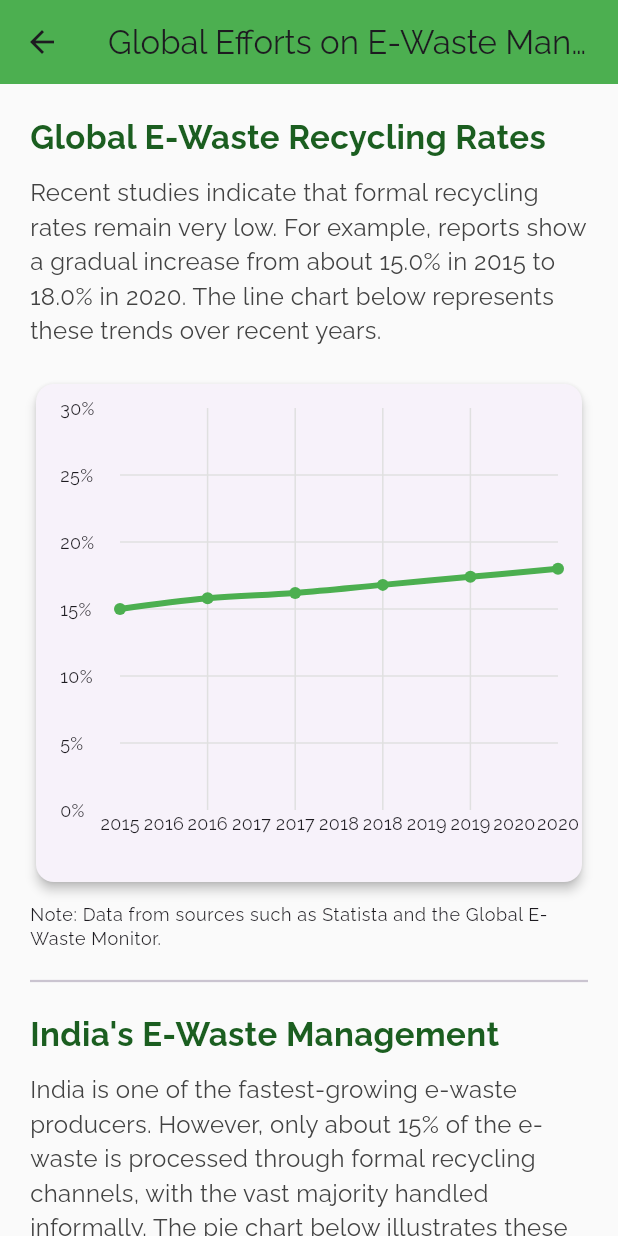
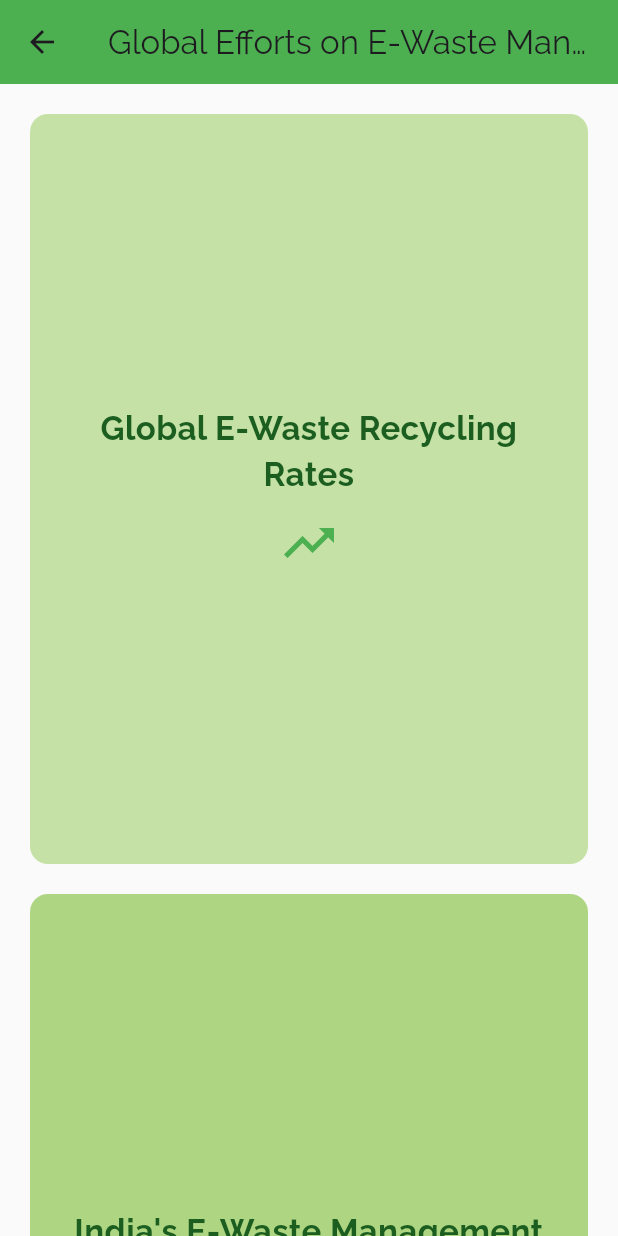
Before and after one commit to swadha112/e_waste, a Flutter app: the GlobalEffortsPage screen opened directly, on a phone screen of 412 x 824 dp. Run offline on Flutter 3.47's test engine with Material 3 defaults, Android fonts, the phone set to English and light mode, and no system bars; drawn by our look-alikes of fl_chart, flip_card; our stand-ins replace flutter_dotenv, google_fonts, google_maps_flutter, image_picker, lottie, permission_handler and 2 more.

Commit message:
global efforts ui

```diff
--- a/lib/global_efforts.dart
+++ b/lib/global_efforts.dart
@@ -1,13 +1,12 @@
 import 'package:flutter/material.dart';
 import 'package:fl_chart/fl_chart.dart';
+import 'package:flip_card/flip_card.dart';
 
 class GlobalEffortsPage extends StatelessWidget {
   const GlobalEffortsPage({Key? key}) : super(key: key);
 
   @override
   Widget build(BuildContext context) {
-    // Use the current theme's text style for consistency.
-    final textTheme = Theme.of(context).textTheme;
     return Scaffold(
       appBar: AppBar(
         title: Text('Global Efforts on E-Waste Management'),
@@ -15,21 +14,23 @@ class GlobalEffortsPage extends StatelessWidget {
       ),
       backgroundColor: Colors.grey[50],
       body: SingleChildScrollView(
-        padding: EdgeInsets.all(20.0),
+        padding: EdgeInsets.all(20),
         child: Column(
-          crossAxisAlignment: CrossAxisAlignment.start,
           children: [
-            _buildSectionTitle('Global E-Waste Recycling Rates'),
-            SizedBox(height: 10),
-            _buildSectionDescription(
-              'Recent studies indicate that formal recycling rates remain very low. For example, reports show a gradual increase from about 15.0% in 2015 to 18.0% in 2020. The line chart below represents these trends over recent years.',
-            ),
+            // Section 1: Global E-Waste Recycling Rates with chart as additional content
+            FlippableSectionCard(
+              title: 'Global E-Waste Recycling Rates',
+              description:
+              'Recent studies indicate that formal recycling rates remain very low. Reports show a gradual increase from about 15.0% in 2015 to 18.0% in 2020.',
+              icon: Icons.trending_up,
+              backgroundColor: Colors.lightGreen.shade200,
+              additionalContent: Column(
+                children: [
                   SizedBox(height: 20),
                   Card(
                     elevation: 3,
                     shape: RoundedRectangleBorder(
-                borderRadius: BorderRadius.circular(12),
-              ),
+                        borderRadius: BorderRadius.circular(12)),
                     child: Padding(
                       padding: const EdgeInsets.all(16.0),
                       child: SizedBox(
@@ -40,21 +41,28 @@ class GlobalEffortsPage extends StatelessWidget {
                   ),
                   SizedBox(height: 10),
                   Text(
-              'Note: Data from sources such as Statista and the Global E-Waste Monitor.',
+                    'Data from Statista and Global E-Waste Monitor.',
                     style: Theme.of(context).textTheme.bodySmall,
+                    textAlign: TextAlign.center,
                   ),
-            Divider(height: 40, thickness: 1.5),
-            _buildSectionTitle("India's E-Waste Management"),
-            SizedBox(height: 10),
-            _buildSectionDescription(
-              'India is one of the fastest-growing e-waste producers. However, only about 15% of the e-waste is processed through formal recycling channels, with the vast majority handled informally. The pie chart below illustrates these figures.',
+                ],
               ),
+            ),
+            SizedBox(height: 20),
+            // Section 2: India's E-Waste Management with chart as additional content
+            FlippableSectionCard(
+              title: "India's E-Waste Management",
+              description:
+              'India is one of the fastest-growing e-waste producers. Only about 15% of the e-waste is processed through formal recycling channels, while the vast majority is handled informally.',
+              icon: Icons.flag,
+              backgroundColor: Colors.lightGreen[300]!,
+              additionalContent: Column(
+                children: [
                   SizedBox(height: 20),
                   Card(
                     elevation: 3,
                     shape: RoundedRectangleBorder(
-                borderRadius: BorderRadius.circular(12),
-              ),
+                        borderRadius: BorderRadius.circular(12)),
                     child: Padding(
                       padding: const EdgeInsets.all(16.0),
                       child: SizedBox(
@@ -64,52 +72,160 @@ class GlobalEffortsPage extends StatelessWidget {
                     ),
                   ),
                   SizedBox(height: 10),
-            _buildSectionDescription(
-              'India’s formal recycling sector is small but growing. Informal recycling, while providing livelihoods, often lacks environmental and safety controls.',
+                  Text(
+                    'Informal recycling dominates in India.',
+                    style: Theme.of(context).textTheme.bodySmall,
+                    textAlign: TextAlign.center,
                   ),
-            Divider(height: 40, thickness: 1.5),
-            _buildSectionTitle('How India Manages E-Waste'),
-            SizedBox(height: 10),
-            _buildSectionDescription(
-              'India employs a mix of methods, including formal recycling plants, Extended Producer Responsibility (EPR), awareness campaigns, and public-private partnerships. These efforts aim to reduce the environmental impact of e-waste while promoting safer recycling practices.',
+                ],
               ),
-            Divider(height: 40, thickness: 1.5),
-            _buildSectionTitle('What Governments Can Do'),
-            SizedBox(height: 10),
-            _buildSectionDescription(
-              '• Stricter Enforcement: Implement and enforce existing e-waste regulations with robust penalties for non-compliance.\n'
-              '• Infrastructure Investment: Increase formal recycling centers and collection points, especially in underserved areas.\n'
-              '• Public Awareness: Launch campaigns to educate consumers on the benefits of proper e-waste disposal and recycling.\n'
-              '• Incentives for Manufacturers: Promote eco-design and product take-back programs through subsidies and tax incentives.',
             ),
-            Divider(height: 40, thickness: 1.5),
-            _buildSectionTitle('Conclusion'),
-            SizedBox(height: 10),
-            _buildSectionDescription(
-              'Global e-waste recycling remains a significant challenge. Enhanced collaboration among governments, industries, and consumers is essential to drive improvements in recycling rates and develop a sustainable circular economy for electronics.',
+            SizedBox(height: 20),
+            // Section 3: How India Manages E-Waste (no extra details)
+            FlippableSectionCard(
+              title: 'How India Manages E-Waste',
+              description:
+              'India employs a mix of methods including formal recycling plants, Extended Producer Responsibility (EPR), awareness campaigns, and public-private partnerships to reduce the environmental impact of e-waste.',
+              icon: Icons.settings,
+              backgroundColor: Colors.lightGreen.shade200,
             ),
-            SizedBox(height: 30),
+            SizedBox(height: 20),
+            // Section 4: What Governments Can Do (no extra details)
+            FlippableSectionCard(
+              title: 'What Governments Can Do',
+              description:
+              '• Stricter Enforcement: Implement and enforce e-waste regulations with robust penalties for non-compliance.\n'
+                  '• Infrastructure Investment: Increase formal recycling centers and collection points.\n'
+                  '• Public Awareness: Educate consumers on proper e-waste disposal and recycling.\n'
+                  '• Incentives for Manufacturers: Promote eco-design and product take-back programs.',
+              icon: Icons.gavel,
+              backgroundColor: Colors.lightGreen[300]!,
+            ),
+            SizedBox(height: 20),
+            // Section 5: Conclusion (no extra details)
+            FlippableSectionCard(
+              title: 'Conclusion',
+              description:
+              'Global e-waste recycling remains a significant challenge. Enhanced collaboration among governments, industries, and consumers is essential for a sustainable circular economy.',
+              icon: Icons.check_circle,
+              backgroundColor: Colors.lightGreen.shade200,
+            ),
           ],
         ),
       ),
     );
   }
+}
 
-  Widget _buildSectionTitle(String title) {
-    return Text(
+class FlippableSectionCard extends StatelessWidget {
+  final String title;
+  final String description;
+  final IconData icon;
+  final Color backgroundColor;
+  final Widget? additionalContent;
+
+  const FlippableSectionCard({
+    Key? key,
+    required this.title,
+    required this.description,
+    required this.icon,
+    required this.backgroundColor,
+    this.additionalContent,
+  }) : super(key: key);
+
+  @override
+  Widget build(BuildContext context) {
+    // Wrap the flip card in a fixed-size container.
+    return SizedBox(
+      height: 500, // fixed height for uniformity
+      child: FlipCard(
+        direction: FlipDirection.HORIZONTAL,
+        front: Container(
+          padding: EdgeInsets.all(16),
+          decoration: BoxDecoration(
+            color: backgroundColor,
+            borderRadius: BorderRadius.circular(12),
+          ),
+          child: Center(
+            child: Column(
+              mainAxisAlignment: MainAxisAlignment.center,
+              children: [
+                Text(
                   title,
                   style: TextStyle(
                     fontSize: 22,
                     fontWeight: FontWeight.bold,
                     color: Colors.green[900],
                   ),
-    );
-  }
-
-  Widget _buildSectionDescription(String description) {
-    return Text(
+                  textAlign: TextAlign.center,
+                ),
+                SizedBox(height: 10),
+                Icon(
+                  icon,
+                  size: 40,
+                  color: Colors.green,
+                ),
+              ],
+            ),
+          ),
+        ),
+        back: Container(
+          padding: EdgeInsets.all(16),
+          decoration: BoxDecoration(
+            color: backgroundColor,
+            borderRadius: BorderRadius.circular(12),
+          ),
+          // If additionalContent is provided, show a tabbed view.
+          child: additionalContent != null
+              ? DefaultTabController(
+            length: 2,
+            child: Column(
+              children: [
+                TabBar(
+                  indicatorColor: Colors.green,
+                  labelColor: Colors.green[900],
+                  unselectedLabelColor: Colors.grey,
+                  tabs: [
+                    Tab(text: "Overview"),
+                    Tab(text: "Details"),
+                  ],
+                ),
+                Expanded(
+                  child: TabBarView(
+                    children: [
+                      SingleChildScrollView(
+                        padding: EdgeInsets.all(25),
+                        child: Text(
                           description,
-      style: TextStyle(fontSize: 16, color: Colors.grey[800]),
+                          style: TextStyle(
+                            fontSize: 20,
+                            color: Colors.black,
+                          ),
+                          textAlign: TextAlign.center,
+                        ),
+                      ),
+                      SingleChildScrollView(
+                        padding: EdgeInsets.all(25),
+                        child: additionalContent,
+                      ),
+                    ],
+                  ),
+                ),
+              ],
+            ),
+          )
+              : SingleChildScrollView(
+            child: Text(
+              description,
+              style: TextStyle(
+                fontSize: 20,
+                color: Colors.black,
+              ),
+              textAlign: TextAlign.center,
+            ),
+          ),
+        ),
+      ),
     );
   }
 }
@@ -121,13 +237,9 @@ class RecyclingRatesChart extends StatelessWidget {
 
   @override
   Widget build(BuildContext context) {
-    // Create data points for the line chart.
     final spots = List.generate(
       recyclingRates.length,
-      (index) => FlSpot(
-        years[index].toDouble(),
-        recyclingRates[index],
-      ),
+          (index) => FlSpot(years[index].toDouble(), recyclingRates[index]),
     );
 
     return LineChart(
@@ -150,22 +262,20 @@ class RecyclingRatesChart extends StatelessWidget {
             sideTitles: SideTitles(
               reservedSize: 40,
               showTitles: true,
-              getTitlesWidget: (value, meta) {
-                return Text('${value.toStringAsFixed(0)}%',
-                    style: TextStyle(fontSize: 12));
-              },
+              getTitlesWidget: (value, meta) => Text(
+                '${value.toStringAsFixed(0)}%',
+                style: TextStyle(fontSize: 12),
+              ),
             ),
           ),
           bottomTitles: AxisTitles(
             sideTitles: SideTitles(
               reservedSize: 32,
               showTitles: true,
-              getTitlesWidget: (value, meta) {
-                return Text(
+              getTitlesWidget: (value, meta) => Text(
                 value.toStringAsFixed(0),
                 style: TextStyle(fontSize: 12),
-                );
-              },
+              ),
             ),
           ),
           topTitles: AxisTitles(),
@@ -193,25 +303,30 @@ class RecyclingRatesChart extends StatelessWidget {
 class IndiaRecyclingChart extends StatelessWidget {
   @override
   Widget build(BuildContext context) {
-    // Pie chart representing that formal recycling accounts for 15% and informal/other for 85%.
     return PieChart(
       PieChartData(
         sections: [
           PieChartSectionData(
             value: 15,
             title: "Formal (15%)",
-            color: Colors.blue,
+            color: Colors.brown,
             radius: 80,
             titleStyle: TextStyle(
-                color: Colors.white, fontWeight: FontWeight.bold, fontSize: 14),
+              color: Colors.black,
+              fontWeight: FontWeight.bold,
+              fontSize: 14,
+            ),
           ),
           PieChartSectionData(
             value: 85,
             title: "Informal/Other (85%)",
-            color: Colors.grey,
+            color: Colors.lightGreen,
             radius: 80,
             titleStyle: TextStyle(
-                color: Colors.white, fontWeight: FontWeight.bold, fontSize: 14),
+              color: Colors.black,
+              fontWeight: FontWeight.bold,
+              fontSize: 14,
+            ),
           ),
         ],
         sectionsSpace: 2,
--- a/pubspec.yaml
+++ b/pubspec.yaml
@@ -22,6 +22,8 @@ dependencies:
   flutter_dotenv: ^5.2.1
   http: ^1.3.0
   permission_handler: ^10.2.0
+  animated_text_kit: ^4.2.1
+  flip_card: ^0.5.0
 
 
 
```
Also changed, not shown: pubspec.lock. Lines whose indentation alone changed are shown as unchanged.
